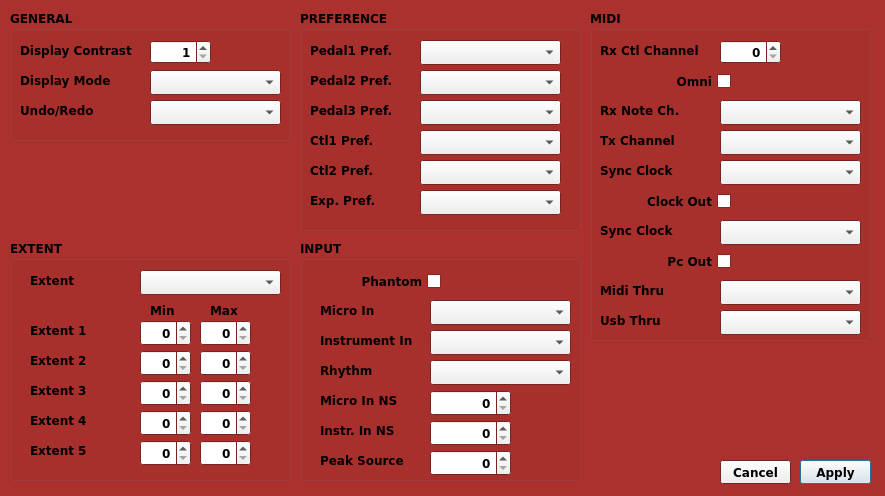
Qt form Boss-rc500-system.ui (dfleury2/boss-rc500-editor) before a commit.
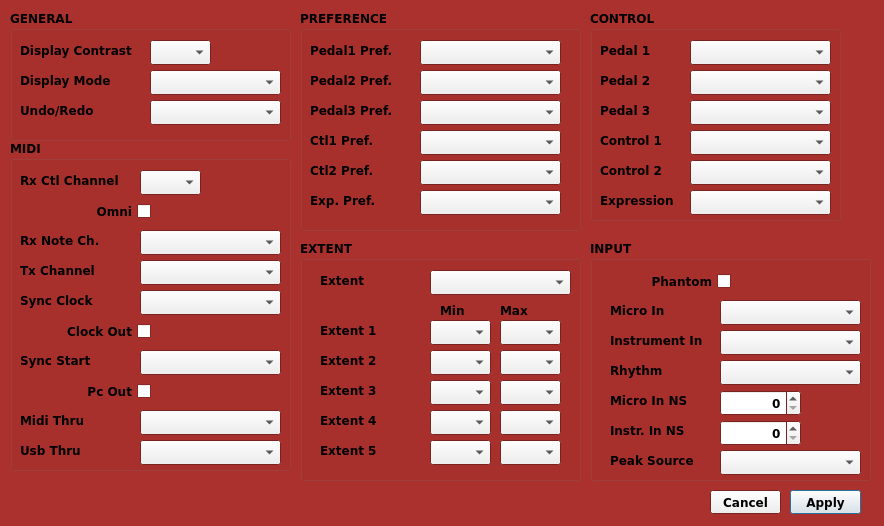
The same form after that commit.

Commit message: Add system dialog

What changed in the file:
```diff
--- a/Boss-rc500-system.ui
+++ b/Boss-rc500-system.ui
@@ -6,8 +6,8 @@
    <rect>
     <x>0</x>
     <y>0</y>
-    <width>885</width>
-    <height>496</height>
+    <width>884</width>
+    <height>526</height>
    </rect>
   </property>
   <property name="palette">
@@ -155,24 +155,15 @@
      </rect>
     </property>
    </widget>
-   <widget class="QSpinBox" name="general_DisplayContrast">
+   <widget class="QComboBox" name="general_DisplayContrast">
     <property name="geometry">
      <rect>
       <x>140</x>
       <y>30</y>
       <width>61</width>
-      <height>24</height>
+      <height>25</height>
      </rect>
     </property>
-    <property name="alignment">
-     <set>Qt::AlignRight|Qt::AlignTrailing|Qt::AlignVCenter</set>
-    </property>
-    <property name="minimum">
-     <number>1</number>
-    </property>
-    <property name="maximum">
-     <number>10</number>
-    </property>
    </widget>
   </widget>
   <widget class="QGroupBox" name="gp_Preference">
@@ -329,8 +320,8 @@
   <widget class="QGroupBox" name="gp_Midi">
    <property name="geometry">
     <rect>
-     <x>590</x>
-     <y>10</y>
+     <x>10</x>
+     <y>140</y>
      <width>281</width>
      <height>331</height>
     </rect>
@@ -410,22 +401,6 @@
      <string>Rx Ctl Channel</string>
     </property>
    </widget>
-   <widget class="QSpinBox" name="midi_RxCtlChannel">
-    <property name="geometry">
-     <rect>
-      <x>130</x>
-      <y>30</y>
-      <width>61</width>
-      <height>24</height>
-     </rect>
-    </property>
-    <property name="alignment">
-     <set>Qt::AlignRight|Qt::AlignTrailing|Qt::AlignVCenter</set>
-    </property>
-    <property name="maximum">
-     <number>100</number>
-    </property>
-   </widget>
    <widget class="QComboBox" name="midi_SyncClock">
     <property name="geometry">
      <rect>
@@ -472,7 +447,7 @@
      </rect>
     </property>
     <property name="text">
-     <string>Sync Clock</string>
+     <string>Sync Start</string>
     </property>
    </widget>
    <widget class="QCheckBox" name="midi_PcOut">
@@ -553,11 +528,21 @@
      <string>Omni</string>
     </property>
    </widget>
+   <widget class="QComboBox" name="midi_RxCtlChannel">
+    <property name="geometry">
+     <rect>
+      <x>130</x>
+      <y>30</y>
+      <width>61</width>
+      <height>25</height>
+     </rect>
+    </property>
+   </widget>
   </widget>
   <widget class="QGroupBox" name="gp_Extent">
    <property name="geometry">
     <rect>
-     <x>10</x>
+     <x>300</x>
      <y>240</y>
      <width>281</width>
      <height>241</height>
@@ -631,19 +616,6 @@
      <string>Extent 5</string>
     </property>
    </widget>
-   <widget class="QSpinBox" name="extent_Extent1Min">
-    <property name="geometry">
-     <rect>
-      <x>130</x>
-      <y>80</y>
-      <width>51</width>
-      <height>26</height>
-     </rect>
-    </property>
-    <property name="alignment">
-     <set>Qt::AlignRight|Qt::AlignTrailing|Qt::AlignVCenter</set>
-    </property>
-   </widget>
    <widget class="QLabel" name="label_extent_Extent">
     <property name="geometry">
      <rect>
@@ -680,32 +652,6 @@
      <string>Max</string>
     </property>
    </widget>
-   <widget class="QSpinBox" name="extent_Extent1Max">
-    <property name="geometry">
-     <rect>
-      <x>190</x>
-      <y>80</y>
-      <width>51</width>
-      <height>26</height>
-     </rect>
-    </property>
-    <property name="alignment">
-     <set>Qt::AlignRight|Qt::AlignTrailing|Qt::AlignVCenter</set>
-    </property>
-   </widget>
-   <widget class="QSpinBox" name="extent_Extent2Max">
-    <property name="geometry">
-     <rect>
-      <x>190</x>
-      <y>110</y>
-      <width>51</width>
-      <height>26</height>
-     </rect>
-    </property>
-    <property name="alignment">
-     <set>Qt::AlignRight|Qt::AlignTrailing|Qt::AlignVCenter</set>
-    </property>
-   </widget>
    <widget class="QLabel" name="label_extent_ExtentMin">
     <property name="geometry">
      <rect>
@@ -719,102 +665,111 @@
      <string>Min</string>
     </property>
    </widget>
-   <widget class="QSpinBox" name="extent_Extent2Min">
+   <widget class="QComboBox" name="extent_Extent1Min">
     <property name="geometry">
      <rect>
       <x>130</x>
-      <y>110</y>
-      <width>51</width>
-      <height>26</height>
+      <y>80</y>
+      <width>61</width>
+      <height>25</height>
      </rect>
     </property>
-    <property name="alignment">
-     <set>Qt::AlignRight|Qt::AlignTrailing|Qt::AlignVCenter</set>
+   </widget>
+   <widget class="QComboBox" name="extent_Extent1Max">
+    <property name="geometry">
+     <rect>
+      <x>200</x>
+      <y>80</y>
+      <width>61</width>
+      <height>25</height>
+     </rect>
     </property>
    </widget>
-   <widget class="QSpinBox" name="extent_Extent3Max">
+   <widget class="QComboBox" name="extent_Extent2Min">
     <property name="geometry">
      <rect>
-      <x>190</x>
-      <y>140</y>
-      <width>51</width>
-      <height>26</height>
+      <x>130</x>
+      <y>110</y>
+      <width>61</width>
+      <height>25</height>
      </rect>
     </property>
-    <property name="alignment">
-     <set>Qt::AlignRight|Qt::AlignTrailing|Qt::AlignVCenter</set>
+   </widget>
+   <widget class="QComboBox" name="extent_Extent2Max">
+    <property name="geometry">
+     <rect>
+      <x>200</x>
+      <y>110</y>
+      <width>61</width>
+      <height>25</height>
+     </rect>
     </property>
    </widget>
-   <widget class="QSpinBox" name="extent_Extent3Min">
+   <widget class="QComboBox" name="extent_Extent3Min">
     <property name="geometry">
      <rect>
       <x>130</x>
       <y>140</y>
-      <width>51</width>
-      <height>26</height>
+      <width>61</width>
+      <height>25</height>
      </rect>
     </property>
-    <property name="alignment">
-     <set>Qt::AlignRight|Qt::AlignTrailing|Qt::AlignVCenter</set>
+   </widget>
+   <widget class="QComboBox" name="extent_Extent3Max">
+    <property name="geometry">
+     <rect>
+      <x>200</x>
+      <y>140</y>
+      <width>61</width>
+      <height>25</height>
+     </rect>
     </property>
    </widget>
-   <widget class="QSpinBox" name="extent_Extent4Max">
+   <widget class="QComboBox" name="extent_Extent4Max">
     <property name="geometry">
      <rect>
-      <x>190</x>
+      <x>200</x>
       <y>170</y>
-      <width>51</width>
-      <height>26</height>
+      <width>61</width>
+      <height>25</height>
      </rect>
     </property>
-    <property name="alignment">
-     <set>Qt::AlignRight|Qt::AlignTrailing|Qt::AlignVCenter</set>
-    </property>
    </widget>
-   <widget class="QSpinBox" name="extent_Extent4Min">
+   <widget class="QComboBox" name="extent_Extent4Min">
     <property name="geometry">
      <rect>
       <x>130</x>
       <y>170</y>
-      <width>51</width>
-      <height>26</height>
+      <width>61</width>
+      <height>25</height>
      </rect>
     </property>
-    <property name="alignment">
-     <set>Qt::AlignRight|Qt::AlignTrailing|Qt::AlignVCenter</set>
-    </property>
    </widget>
-   <widget class="QSpinBox" name="extent_Extent5Max">
+   <widget class="QComboBox" name="extent_Extent5Min">
     <property name="geometry">
      <rect>
-      <x>190</x>
+      <x>130</x>
       <y>200</y>
-      <width>51</width>
-      <height>26</height>
+      <width>61</width>
+      <height>25</height>
      </rect>
     </property>
-    <property name="alignment">
-     <set>Qt::AlignRight|Qt::AlignTrailing|Qt::AlignVCenter</set>
-    </property>
    </widget>
-   <widget class="QSpinBox" name="extent_Extent5Min">
+   <widget class="QComboBox" name="extent_Extent5Max">
     <property name="geometry">
      <rect>
-      <x>130</x>
+      <x>200</x>
       <y>200</y>
-      <width>51</width>
-      <height>26</height>
+      <width>61</width>
+      <height>25</height>
      </rect>
     </property>
-    <property name="alignment">
-     <set>Qt::AlignRight|Qt::AlignTrailing|Qt::AlignVCenter</set>
-    </property>
    </widget>
   </widget>
   <widget class="QGroupBox" name="gp_Input">
    <property name="geometry">
     <rect>
-     <x>300</x>
+     <x>590</x>
      <y>240</y>
      <width>281</width>
      <height>241</height>
@@ -934,19 +889,6 @@
      <string>Peak Source</string>
     </property>
    </widget>
-   <widget class="QSpinBox" name="input_PeakSource">
-    <property name="geometry">
-     <rect>
-      <x>130</x>
-      <y>210</y>
-      <width>81</width>
-      <height>26</height>
-     </rect>
-    </property>
-    <property name="alignment">
-     <set>Qt::AlignRight|Qt::AlignTrailing|Qt::AlignVCenter</set>
-    </property>
-   </widget>
    <widget class="QSpinBox" name="input_MicroInNs">
     <property name="geometry">
      <rect>
@@ -959,6 +901,9 @@
     <property name="alignment">
      <set>Qt::AlignRight|Qt::AlignTrailing|Qt::AlignVCenter</set>
     </property>
+    <property name="maximum">
+     <number>100</number>
+    </property>
    </widget>
    <widget class="QLabel" name="label_input_InstrInNs">
     <property name="geometry">
@@ -985,13 +930,26 @@
     <property name="alignment">
      <set>Qt::AlignRight|Qt::AlignTrailing|Qt::AlignVCenter</set>
     </property>
+    <property name="maximum">
+     <number>100</number>
+    </property>
+   </widget>
+   <widget class="QComboBox" name="input_PeakSource">
+    <property name="geometry">
+     <rect>
+      <x>130</x>
+      <y>210</y>
+      <width>141</width>
+      <height>25</height>
+     </rect>
+    </property>
    </widget>
   </widget>
   <widget class="QPushButton" name="button_Apply">
    <property name="geometry">
     <rect>
-     <x>800</x>
-     <y>460</y>
+     <x>790</x>
+     <y>490</y>
      <width>71</width>
      <height>24</height>
     </rect>
@@ -1003,8 +961,8 @@
   <widget class="QPushButton" name="button_Cancel">
    <property name="geometry">
     <rect>
-     <x>720</x>
-     <y>460</y>
+     <x>710</x>
+     <y>490</y>
      <width>71</width>
      <height>24</height>
     </rect>
@@ -1013,6 +971,157 @@
     <string>Cancel</string>
    </property>
   </widget>
+  <widget class="QGroupBox" name="gb_Control">
+   <property name="geometry">
+    <rect>
+     <x>590</x>
+     <y>10</y>
+     <width>251</width>
+     <height>211</height>
+    </rect>
+   </property>
+   <property name="title">
+    <string>CONTROL</string>
+   </property>
+   <widget class="QLabel" name="label_control_Pedal1">
+    <property name="geometry">
+     <rect>
+      <x>10</x>
+      <y>30</y>
+      <width>81</width>
+      <height>21</height>
+     </rect>
+    </property>
+    <property name="text">
+     <string>Pedal 1</string>
+    </property>
+   </widget>
+   <widget class="QComboBox" name="control_Pedal1">
+    <property name="geometry">
+     <rect>
+      <x>100</x>
+      <y>30</y>
+      <width>141</width>
+      <height>25</height>
+     </rect>
+    </property>
+   </widget>
+   <widget class="QLabel" name="label_control_Pedal2">
+    <property name="geometry">
+     <rect>
+      <x>10</x>
+      <y>60</y>
+      <width>81</width>
+      <height>21</height>
+     </rect>
+    </property>
+    <property name="text">
+     <string>Pedal 2</string>
+    </property>
+   </widget>
+   <widget class="QComboBox" name="control_Pedal2">
+    <property name="geometry">
+     <rect>
+      <x>100</x>
+      <y>60</y>
+      <width>141</width>
+      <height>25</height>
+     </rect>
+    </property>
+   </widget>
+   <widget class="QComboBox" name="control_Pedal3">
+    <property name="geometry">
+     <rect>
+      <x>100</x>
+      <y>90</y>
+      <width>141</width>
+      <height>25</height>
+     </rect>
+    </property>
+   </widget>
+   <widget class="QLabel" name="label_control_Pedal3">
+    <property name="geometry">
+     <rect>
+      <x>10</x>
+      <y>90</y>
+      <width>81</width>
+      <height>21</height>
+     </rect>
+    </property>
+    <property name="text">
+     <string>Pedal 3</string>
+    </property>
+   </widget>
+   <widget class="QLabel" name="label_control_Control1">
+    <property name="geometry">
+     <rect>
+      <x>10</x>
+      <y>120</y>
+      <width>81</width>
+      <height>21</height>
+     </rect>
+    </property>
+    <property name="text">
+     <string>Control 1</string>
+    </property>
+   </widget>
+   <widget class="QComboBox" name="control_Control1">
+    <property name="geometry">
+     <rect>
+      <x>100</x>
+      <y>120</y>
+      <width>141</width>
+      <height>25</height>
+     </rect>
+    </property>
+   </widget>
+   <widget class="QLabel" name="label_control_Control2">
+    <property name="geometry">
+     <rect>
+      <x>10</x>
+      <y>150</y>
+      <width>81</width>
+      <height>21</height>
+     </rect>
+    </property>
+    <property name="text">
+     <string>Control 2</string>
+    </property>
+   </widget>
+   <widget class="QComboBox" name="control_Control2">
+    <property name="geometry">
+     <rect>
+      <x>100</x>
+      <y>150</y>
+      <width>141</width>
+      <height>25</height>
+     </rect>
+    </property>
+   </widget>
+   <widget class="QLabel" name="label_control_Expression">
+    <property name="geometry">
+     <rect>
+      <x>10</x>
+      <y>180</y>
+      <width>81</width>
+      <height>21</height>
+     </rect>
+    </property>
+    <property name="text">
+     <string>Expression</string>
+    </property>
+   </widget>
+   <widget class="QComboBox" name="control_Expression">
+    <property name="geometry">
+     <rect>
+      <x>100</x>
+      <y>180</y>
+      <width>141</width>
+      <height>25</height>
+     </rect>
+    </property>
+   </widget>
+  </widget>
  </widget>
  <layoutdefault spacing="5" margin="8"/>
  <tabstops>
```
Left out of the diff: 19 changed lines with no effect on the pictures. The commit also changes 11 other files.
